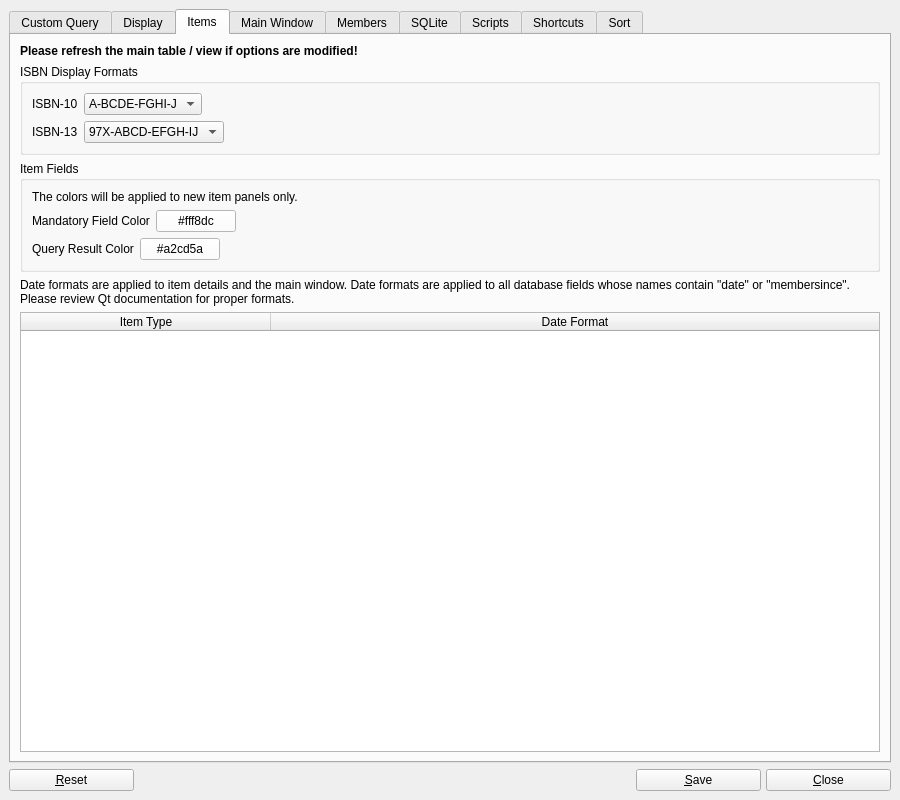
Above: UI/biblioteq_otheroptions.ui from textbrowser/biblioteq before the change. Below: the same form after it.
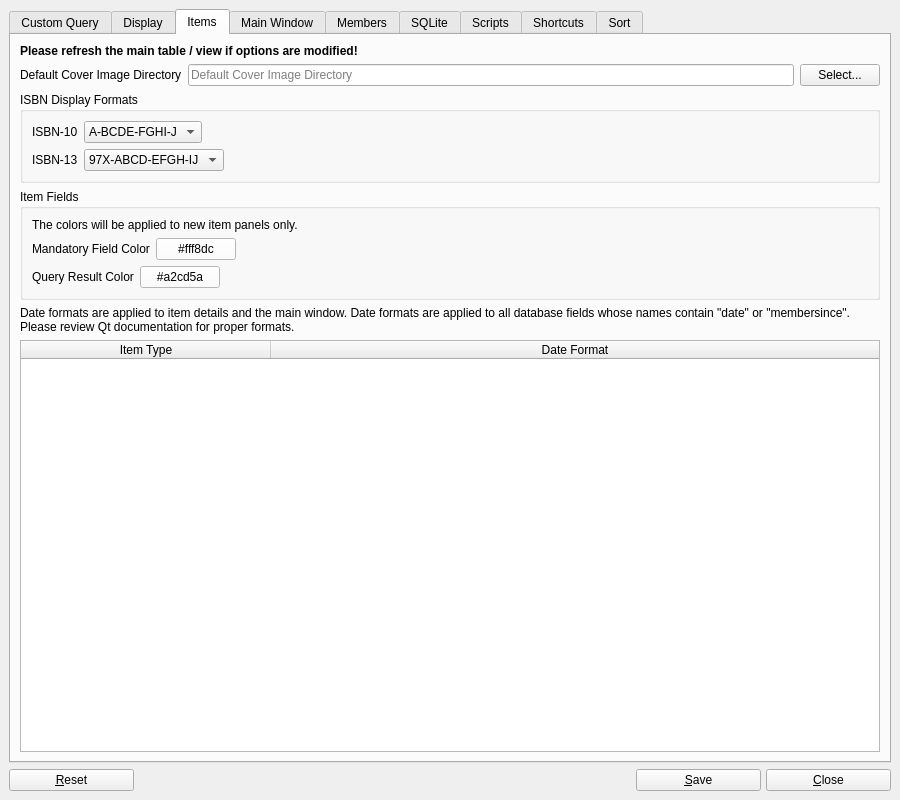
That is the form after the change. The open tabs and pages were chosen to show the change. Icons and pictures are not drawn. Custom widgets are drawn as their Qt base class.

```diff
--- a/UI/biblioteq_otheroptions.ui
+++ b/UI/biblioteq_otheroptions.ui
@@ -268,6 +268,34 @@
           </property>
          </widget>
         </item>
+        <item>
+         <layout class="QHBoxLayout" name="horizontalLayout_14">
+          <item>
+           <widget class="QLabel" name="label_27">
+            <property name="text">
+             <string>Default Cover Image Directory</string>
+            </property>
+           </widget>
+          </item>
+          <item>
+           <widget class="QLineEdit" name="default_cover_image_directory">
+            <property name="placeholderText">
+             <string>Default Cover Image Directory</string>
+            </property>
+            <property name="clearButtonEnabled">
+             <bool>true</bool>
+            </property>
+           </widget>
+          </item>
+          <item>
+           <widget class="QPushButton" name="default_cover_image_directory_select">
+            <property name="text">
+             <string>Select...</string>
+            </property>
+           </widget>
+          </item>
+         </layout>
+        </item>
         <item>
          <widget class="QGroupBox" name="groupBox_2">
           <property name="title">
```
Left out of the diff: 2 changed lines with no effect on the pictures.
